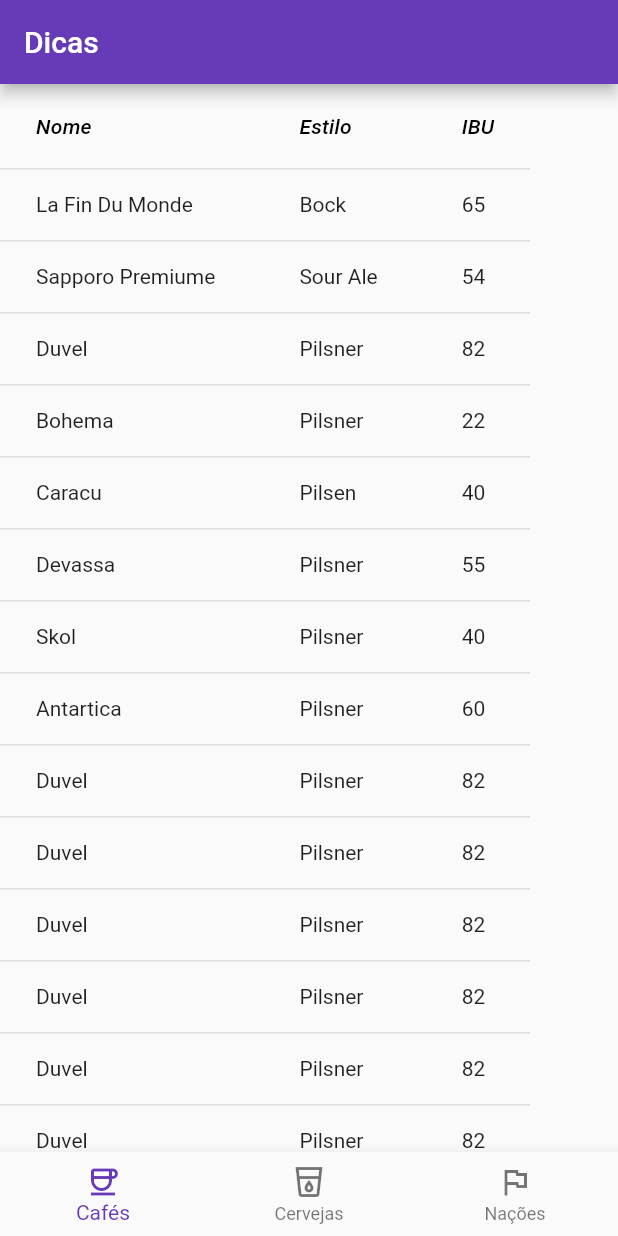
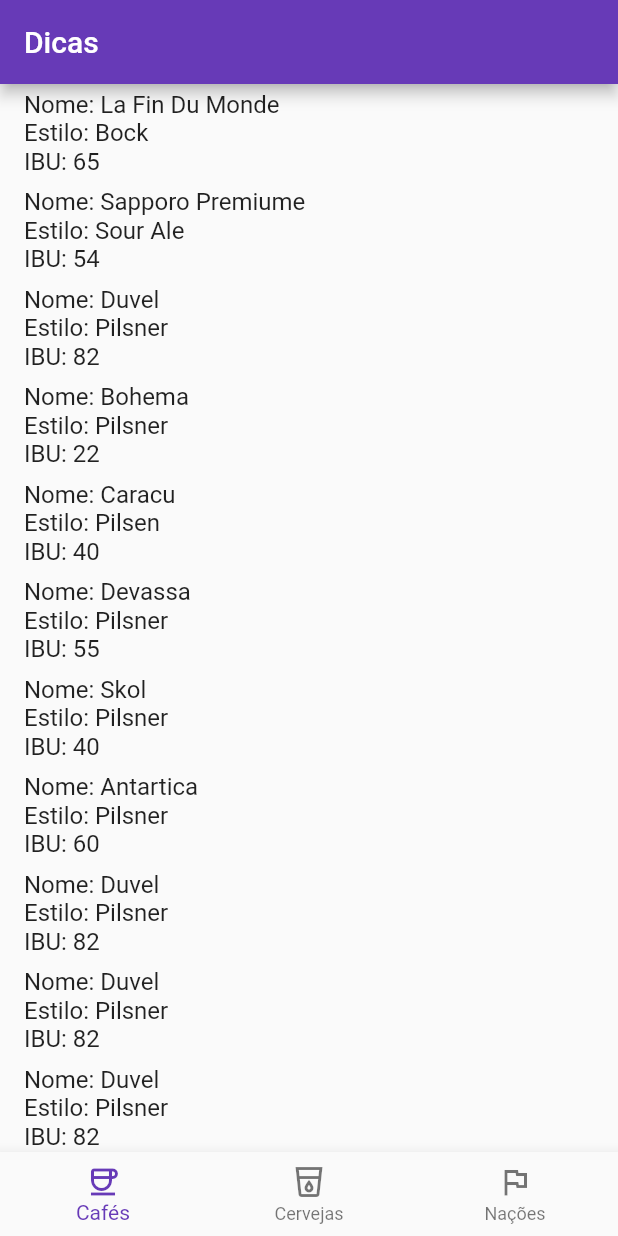
Before and after one commit to Ericleisonn/POO-Dart, a Flutter app: the screen it shows after launch, on a phone screen of 412 x 824 dp. Run offline on Flutter 3.47's test engine with Material 2 defaults, Android fonts, the phone set to English and light mode, and no system bars.

Commit message:
Tarefas 2,3,4 ok

```diff
--- a/receita4/lib/receita4.dart
+++ b/receita4/lib/receita4.dart
@@ -129,9 +129,8 @@ class MyApp extends StatelessWidget {
 
           ),
 
-        body: SingleChildScrollView(child:
-        DataBodyWidget(objects: dataObjects)),
-         /*DataBodyWidget(objects:dataObjects), */
+        body:  Center(
+              child: MyTileWidget(objects: dataObjects, columnNames: ["Nome", "Estilo", "IBU"], propertyNames: ["name", "style", "ibu"]),),
 
         bottomNavigationBar: NewNavBar(),
 
@@ -139,6 +138,37 @@ class MyApp extends StatelessWidget {
 
   }
 
+}
+
+class MyTileWidget extends StatelessWidget {
+  List<Map<String, dynamic>> objects;
+  final List<String> columnNames;
+  final List<String> propertyNames;
+
+  MyTileWidget({this.objects = const [], this.columnNames = const [], this.propertyNames = const []});
+
+  @override
+
+  Widget build(BuildContext context) {
+    return ListView.builder(
+      itemCount: objects.length,
+      itemBuilder: (context, index) {
+        final obj = objects[index];
+
+        final columnTexts = columnNames.map((col) {
+          final prop = propertyNames[columnNames.indexOf(col)];
+          return Text("$col: ${obj[prop]}");
+        }).toList();
+
+        return ListTile(
+          title: Column(
+            crossAxisAlignment: CrossAxisAlignment.start,
+            children: columnTexts,
+          ),
+        );
+      },
+    );
+  }
 }
 
 
@@ -223,7 +253,3 @@ class DataBodyWidget extends StatelessWidget {
 
         ).toList());
   }}
-
-// Widget build(BuildContext context) => SingleChildScrollView(
-
-// )
```
